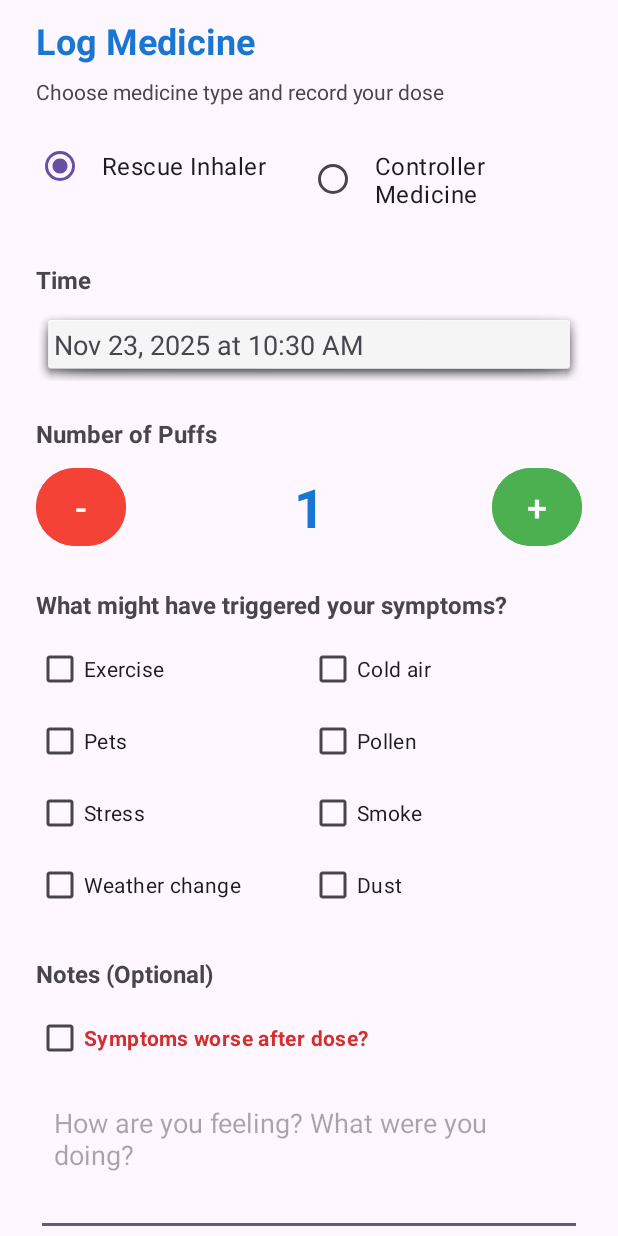
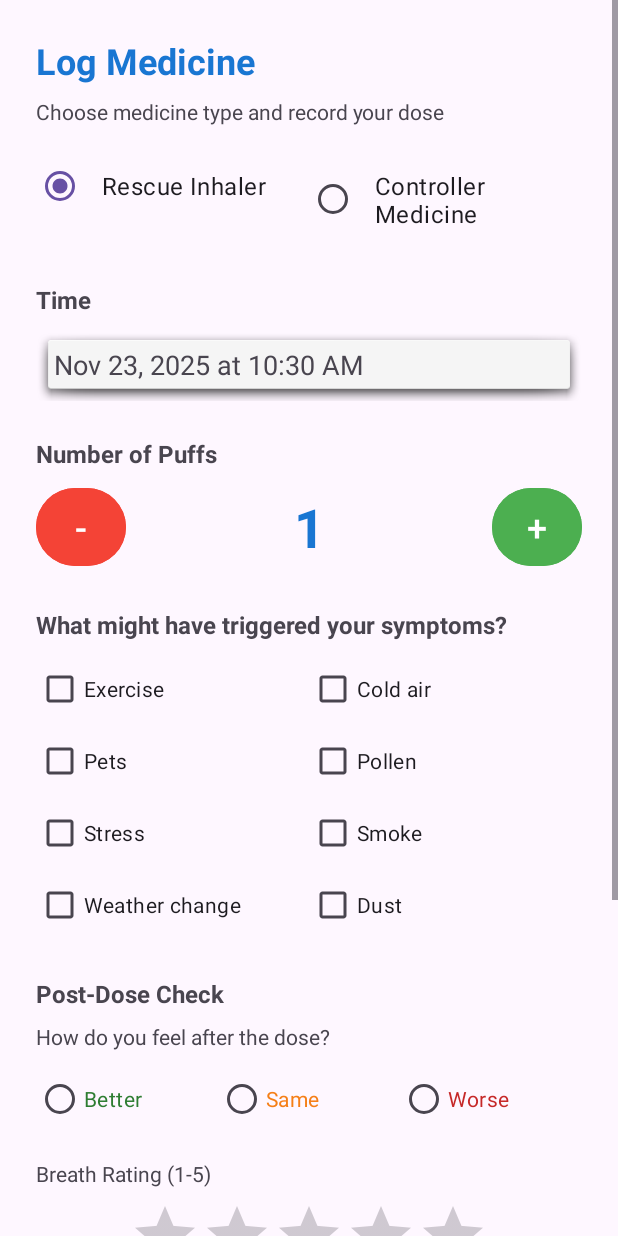
Before and after one commit to EricKel1/B07Assignment, an Android app: the LogRescueInhalerActivity screen opened directly, with no data from a screen before it, on a phone screen of 412 x 824 dp. Run offline under Robolectric (Android 15) with nearby library versions, the phone set to English and light mode, and no system bars; our stand-ins replace Firebase (no records; nobody signed in at launch, a user with empty details on screens opened directly); libraries missing offline, so code that uses them is left out: nl.dionsegijn.konfetti.

Commit message:
feat(log): Add post-dose status and breath rating to rescue inhaler log

```diff
--- a/app/src/main/java/com/example/b07project/LogRescueInhalerActivity.java
+++ b/app/src/main/java/com/example/b07project/LogRescueInhalerActivity.java
@@ -43,17 +43,19 @@ import nl.dionsegijn.konfetti.core.models.Size;
 
 import com.example.b07project.utils.NotificationHelper;
 
+import android.widget.RatingBar;
+
 public class LogRescueInhalerActivity extends AppCompatActivity {
 
-    private RadioGroup rgMedicineType;
-    private RadioButton rbRescue, rbController;
+    private RadioGroup rgMedicineType, rgPostDoseStatus;
+    private RadioButton rbRescue, rbController, rbBetter, rbSame, rbWorse;
     private ConstraintLayout controllerOnlySection;
     private TextView tvTimestamp, tvDoseCount, tvMessage, tvScheduledTime;
     private Button btnSelectTime;
     private CheckBox cbTakenOnTime;
     private CheckBox cbTriggerExercise, cbTriggerColdAir, cbTriggerPets, cbTriggerPollen;
     private CheckBox cbTriggerStress, cbTriggerSmoke, cbTriggerWeather, cbTriggerDust;
-    private CheckBox cbWorseAfterDose;
+    private RatingBar ratingBarBreath;
     private EditText etNotes;
     private Button btnDecrease, btnIncrease, btnSave;
     private ProgressBar progress;
@@ -117,7 +119,13 @@ public class LogRescueInhalerActivity extends AppCompatActivity {
         cbTriggerSmoke = findViewById(R.id.cbTriggerSmoke);
         cbTriggerWeather = findViewById(R.id.cbTriggerWeather);
         cbTriggerDust = findViewById(R.id.cbTriggerDust);
-        cbWorseAfterDose = findViewById(R.id.cbWorseAfterDose);
+
+        rgPostDoseStatus = findViewById(R.id.rgPostDoseStatus);
+        rbBetter = findViewById(R.id.rbBetter);
+        rbSame = findViewById(R.id.rbSame);
+        rbWorse = findViewById(R.id.rbWorse);
+        ratingBarBreath = findViewById(R.id.ratingBarBreath);
+
         etNotes = findViewById(R.id.etNotes);
         btnDecrease = findViewById(R.id.btnDecrease);
         btnIncrease = findViewById(R.id.btnIncrease);
@@ -222,6 +230,14 @@ public class LogRescueInhalerActivity extends AppCompatActivity {
         String notes = etNotes.getText().toString().trim();
         List<String> triggers = getSelectedTriggers();
 
+        // Get Post-Dose Status
+        String postDoseStatus = null;
+        if (rbBetter.isChecked()) postDoseStatus = "Better";
+        else if (rbSame.isChecked()) postDoseStatus = "Same";
+        else if (rbWorse.isChecked()) postDoseStatus = "Worse";
+
+        int breathRating = (int) ratingBarBreath.getRating();
+
         // Determine target user ID (child if provided, else current user)
         final String targetUserId = (childId != null) ? childId : currentUser.getUid();
         android.util.Log.d("childparentlink", "Saving log for targetUserId: " + targetUserId);
@@ -256,6 +272,8 @@ public class LogRescueInhalerActivity extends AppCompatActivity {
                 notes.isEmpty() ? null : notes
             );
             log.setEnteredBy(enteredBy);
+            log.setPostDoseStatus(postDoseStatus);
+            log.setBreathRating(breathRating);
 
             controllerRepository.saveLog(log, new ControllerMedicineRepository.SaveCallback() {
                 @Override
@@ -303,12 +321,14 @@ public class LogRescueInhalerActivity extends AppCompatActivity {
                 notes.isEmpty() ? null : notes
             );
             log.setEnteredBy(enteredBy);
+            log.setPostDoseStatus(postDoseStatus);
+            log.setBreathRating(breathRating);
 
             rescueRepository.saveLog(log, new RescueInhalerRepository.SaveCallback() {
                 @Override
                 public void onSuccess(String documentId) {
                     // Check for "Worse After Dose" Alert
-                    if (cbWorseAfterDose.isChecked()) {
+                    if (rbWorse.isChecked()) {
                         sendAlertWithChildName(targetUserId, "Worse After Dose Alert", "reported feeling worse after using rescue inhaler.");
                     }
 
--- a/app/src/main/java/com/example/b07project/models/MedicineLog.java
+++ b/app/src/main/java/com/example/b07project/models/MedicineLog.java
@@ -11,6 +11,8 @@ public class MedicineLog {
     private List<String> triggers;
     private String notes;
     private String enteredBy;
+    private String postDoseStatus; // "Better", "Same", "Worse"
+    private int breathRating; // 1-5
 
     public MedicineLog() {
     }
@@ -78,4 +80,20 @@ public class MedicineLog {
     public void setEnteredBy(String enteredBy) {
         this.enteredBy = enteredBy;
     }
+
+    public String getPostDoseStatus() {
+        return postDoseStatus;
+    }
+
+    public void setPostDoseStatus(String postDoseStatus) {
+        this.postDoseStatus = postDoseStatus;
+    }
+
+    public int getBreathRating() {
+        return breathRating;
+    }
+
+    public void setBreathRating(int breathRating) {
+        this.breathRating = breathRating;
+    }
 }
--- a/app/src/main/java/com/example/b07project/repository/ControllerMedicineRepository.java
+++ b/app/src/main/java/com/example/b07project/repository/ControllerMedicineRepository.java
@@ -37,6 +37,8 @@ public class ControllerMedicineRepository {
         data.put("triggers", log.getTriggers());
         data.put("notes", log.getNotes());
         data.put("enteredBy", log.getEnteredBy());
+        data.put("postDoseStatus", log.getPostDoseStatus());
+        data.put("breathRating", log.getBreathRating());
 
         db.collection(COLLECTION_NAME)
             .add(data)
@@ -71,6 +73,9 @@ public class ControllerMedicineRepository {
                     log.setTriggers((List<String>) document.get("triggers"));
                     log.setNotes(document.getString("notes"));
                     log.setEnteredBy(document.getString("enteredBy"));
+                    log.setPostDoseStatus(document.getString("postDoseStatus"));
+                    Long rating = document.getLong("breathRating");
+                    log.setBreathRating(rating != null ? rating.intValue() : 0);
                     logs.add(log);
                 }
                 // Sort by timestamp in memory (newest first)
@@ -114,6 +119,9 @@ public class ControllerMedicineRepository {
                         log.setTriggers((List<String>) document.get("triggers"));
                         log.setNotes(document.getString("notes"));
                         log.setEnteredBy(document.getString("enteredBy"));
+                        log.setPostDoseStatus(document.getString("postDoseStatus"));
+                        Long rating = document.getLong("breathRating");
+                        log.setBreathRating(rating != null ? rating.intValue() : 0);
                         logs.add(log);
                     }
                 }
--- a/app/src/main/java/com/example/b07project/repository/RescueInhalerRepository.java
+++ b/app/src/main/java/com/example/b07project/repository/RescueInhalerRepository.java
@@ -36,6 +36,8 @@ public class RescueInhalerRepository {
         data.put("triggers", log.getTriggers());
         data.put("notes", log.getNotes());
         data.put("enteredBy", log.getEnteredBy());
+        data.put("postDoseStatus", log.getPostDoseStatus());
+        data.put("breathRating", log.getBreathRating());
 
         db.collection(COLLECTION_NAME)
             .add(data)
@@ -67,6 +69,9 @@ public class RescueInhalerRepository {
                     log.setTriggers((List<String>) document.get("triggers"));
                     log.setNotes(document.getString("notes"));
                     log.setEnteredBy(document.getString("enteredBy"));
+                    log.setPostDoseStatus(document.getString("postDoseStatus"));
+                    Long rating = document.getLong("breathRating");
+                    log.setBreathRating(rating != null ? rating.intValue() : 0);
                     logs.add(log);
                 }
                 // Sort by timestamp in memory (newest first)
@@ -106,6 +111,9 @@ public class RescueInhalerRepository {
                         log.setTriggers((List<String>) document.get("triggers"));
                         log.setNotes(document.getString("notes"));
                         log.setEnteredBy(document.getString("enteredBy"));
+                        log.setPostDoseStatus(document.getString("postDoseStatus"));
+                        Long rating = document.getLong("breathRating");
+                        log.setBreathRating(rating != null ? rating.intValue() : 0);
                         logs.add(log);
                     }
                 }
--- a/app/src/main/res/layout/activity_log_rescue_inhaler.xml
+++ b/app/src/main/res/layout/activity_log_rescue_inhaler.xml
@@ -285,6 +285,87 @@
             app:layout_constraintEnd_toEndOf="parent"/>
 
         <TextView
+            android:id="@+id/tvPostDoseLabel"
+            android:layout_width="0dp"
+            android:layout_height="wrap_content"
+            android:text="Post-Dose Check"
+            android:textSize="16sp"
+            android:textStyle="bold"
+            android:layout_marginTop="24dp"
+            app:layout_constraintTop_toBottomOf="@id/cbTriggerDust"
+            app:layout_constraintStart_toStartOf="parent"
+            app:layout_constraintEnd_toEndOf="parent"/>
+
+        <TextView
+            android:id="@+id/tvStatusQuestion"
+            android:layout_width="0dp"
+            android:layout_height="wrap_content"
+            android:text="How do you feel after the dose?"
+            android:textSize="14sp"
+            android:layout_marginTop="8dp"
+            app:layout_constraintTop_toBottomOf="@id/tvPostDoseLabel"
+            app:layout_constraintStart_toStartOf="parent"
+            app:layout_constraintEnd_toEndOf="parent"/>
+
+        <RadioGroup
+            android:id="@+id/rgPostDoseStatus"
+            android:layout_width="0dp"
+            android:layout_height="wrap_content"
+            android:orientation="horizontal"
+            android:layout_marginTop="8dp"
+            app:layout_constraintTop_toBottomOf="@id/tvStatusQuestion"
+            app:layout_constraintStart_toStartOf="parent"
+            app:layout_constraintEnd_toEndOf="parent">
+
+            <RadioButton
+                android:id="@+id/rbBetter"
+                android:layout_width="0dp"
+                android:layout_weight="1"
+                android:layout_height="wrap_content"
+                android:text="Better"
+                android:textColor="#2E7D32"/>
+
+            <RadioButton
+                android:id="@+id/rbSame"
+                android:layout_width="0dp"
+                android:layout_weight="1"
+                android:layout_height="wrap_content"
+                android:text="Same"
+                android:textColor="#F57F17"/>
+
+            <RadioButton
+                android:id="@+id/rbWorse"
+                android:layout_width="0dp"
+                android:layout_weight="1"
+                android:layout_height="wrap_content"
+                android:text="Worse"
+                android:textColor="#C62828"/>
+        </RadioGroup>
+
+        <TextView
+            android:id="@+id/tvBreathRatingLabel"
+            android:layout_width="0dp"
+            android:layout_height="wrap_content"
+            android:text="Breath Rating (1-5)"
+            android:textSize="14sp"
+            android:layout_marginTop="16dp"
+            app:layout_constraintTop_toBottomOf="@id/rgPostDoseStatus"
+            app:layout_constraintStart_toStartOf="parent"
+            app:layout_constraintEnd_toEndOf="parent"/>
+
+        <RatingBar
+            android:id="@+id/ratingBarBreath"
+            android:layout_width="wrap_content"
+            android:layout_height="wrap_content"
+            android:numStars="5"
+            android:stepSize="1"
+            android:rating="0"
+            android:layout_marginTop="8dp"
+            app:layout_constraintTop_toBottomOf="@id/tvBreathRatingLabel"
+            app:layout_constraintStart_toStartOf="parent"
+            app:layout_constraintEnd_toEndOf="parent"/>
+
+        <TextView
             android:id="@+id/tvNotesLabel"
             android:layout_width="0dp"
             android:layout_height="wrap_content"
@@ -292,19 +373,7 @@
             android:textSize="16sp"
             android:textStyle="bold"
             android:layout_marginTop="24dp"
-            app:layout_constraintTop_toBottomOf="@id/cbTriggerWeather"
-            app:layout_constraintStart_toStartOf="parent"
-            app:layout_constraintEnd_toEndOf="parent"/>
-
-        <CheckBox
-            android:id="@+id/cbWorseAfterDose"
-            android:layout_width="0dp"
-            android:layout_height="wrap_content"
-            android:text="Symptoms worse after dose?"
-            android:textColor="#D32F2F"
-            android:textStyle="bold"
-            android:layout_marginTop="8dp"
-            app:layout_constraintTop_toBottomOf="@id/tvNotesLabel"
+            app:layout_constraintTop_toBottomOf="@id/ratingBarBreath"
             app:layout_constraintStart_toStartOf="parent"
             app:layout_constraintEnd_toEndOf="parent"/>
 
@@ -318,7 +387,7 @@
             android:maxLines="4"
             android:padding="12dp"
             android:layout_marginTop="8dp"
-            app:layout_constraintTop_toBottomOf="@id/cbWorseAfterDose"
+            app:layout_constraintTop_toBottomOf="@id/tvNotesLabel"
             app:layout_constraintStart_toStartOf="parent"
             app:layout_constraintEnd_toEndOf="parent"/>
 
```
